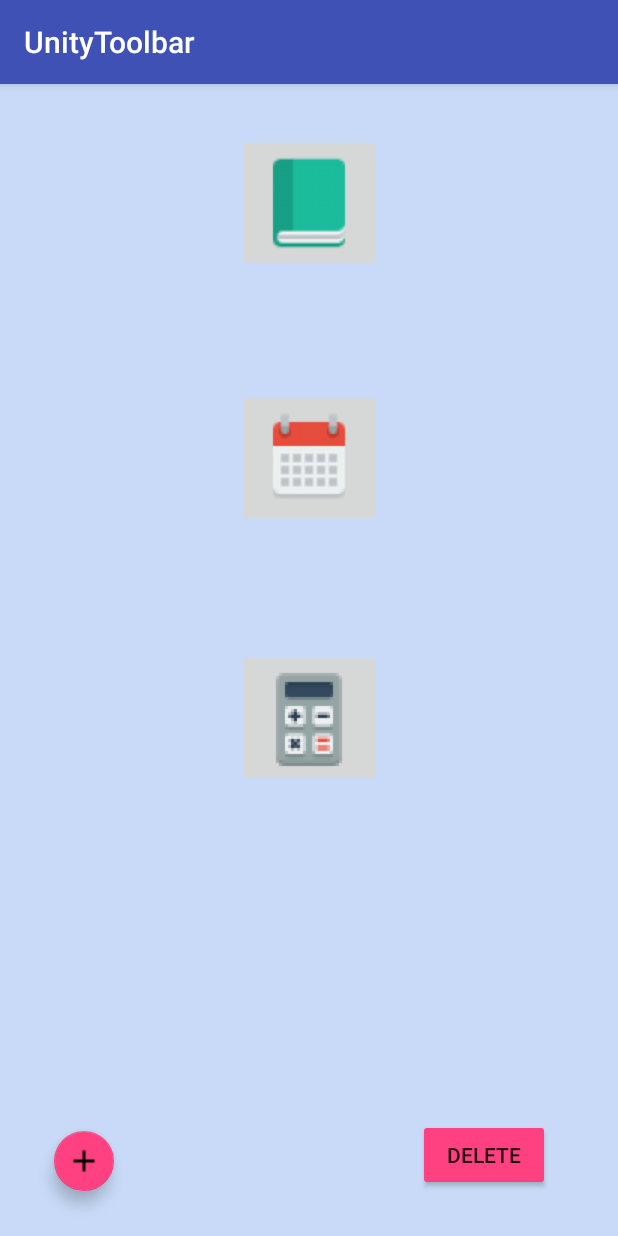
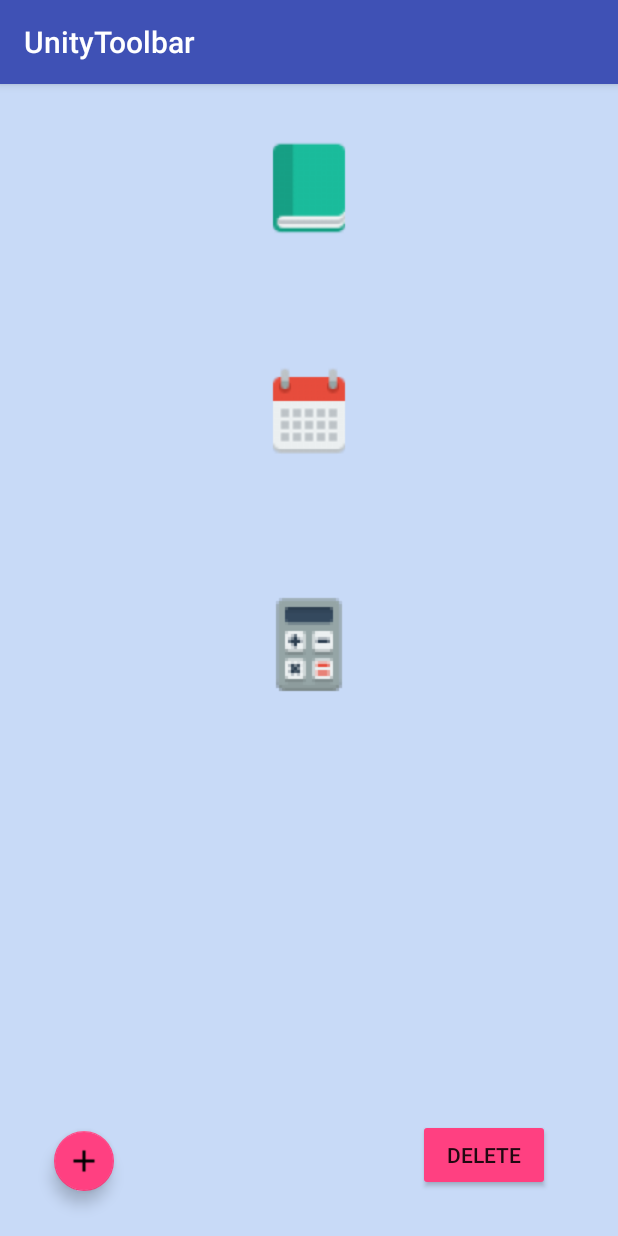
Before and after one commit to jjkaddoura/Unity-Toolbar, an Android app: the screen it shows after launch (MainActivity), on a phone screen of 412 x 824 dp. Run offline under Robolectric (Android 15) with nearby library versions, the phone set to English and light mode, and no system bars.

Commit message:
backgrounds of buttons removed

```diff
--- a/app/src/main/res/layout/activity_main.xml
+++ b/app/src/main/res/layout/activity_main.xml
@@ -14,6 +14,7 @@
         android:layout_width="wrap_content"
         android:layout_height="wrap_content"
         app:srcCompat="@drawable/ic_launcher"
+        android:background="@null"
         tools:layout_editor_absoluteX="155dp"
         tools:layout_editor_absoluteY="43dp"
         android:layout_marginTop="250dp"
@@ -23,6 +24,7 @@
         android:visibility="invisible"/>
     <ImageButton
         android:id="@+id/btnCalc"
+        android:background="@null"
         android:layout_width="wrap_content"
         android:layout_height="wrap_content"
         app:srcCompat="@drawable/calculator"
@@ -34,6 +36,7 @@
         android:layout_alignStart="@+id/btnCalendar" />
     <ImageButton
         android:id="@+id/btnCalendar"
+        android:background="@null"
         android:layout_width="wrap_content"
         android:layout_height="wrap_content"
         app:srcCompat="@drawable/calender"
@@ -45,6 +48,7 @@
 
     <ImageButton
         android:id="@+id/btnNotes"
+        android:background="@null"
         android:layout_width="wrap_content"
         android:layout_height="wrap_content"
         app:srcCompat="@drawable/notes"
```
